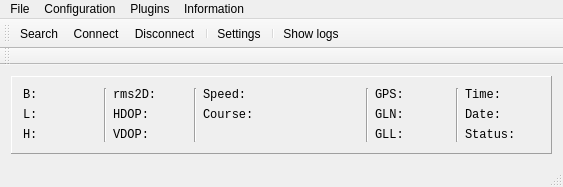
The window that mainwindow.ui (devnir/Bellatrix) describes before a commit, drawn with Qt 5.
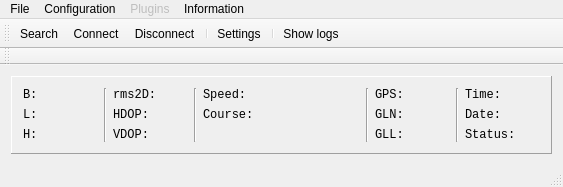
The same window after the commit.

The edit to the form file:
```diff
--- a/mainwindow.ui
+++ b/mainwindow.ui
@@ -305,6 +305,9 @@
     <addaction name="actionShow_logs"/>
    </widget>
    <widget class="QMenu" name="menuPlugins">
+    <property name="enabled">
+     <bool>false</bool>
+    </property>
     <property name="title">
      <string>Plugins</string>
     </property>
```
